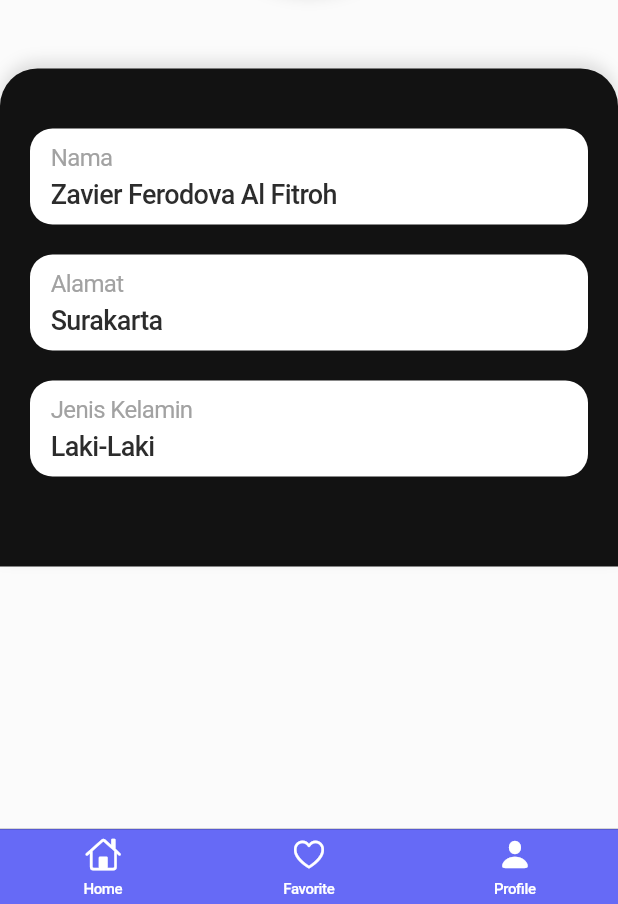
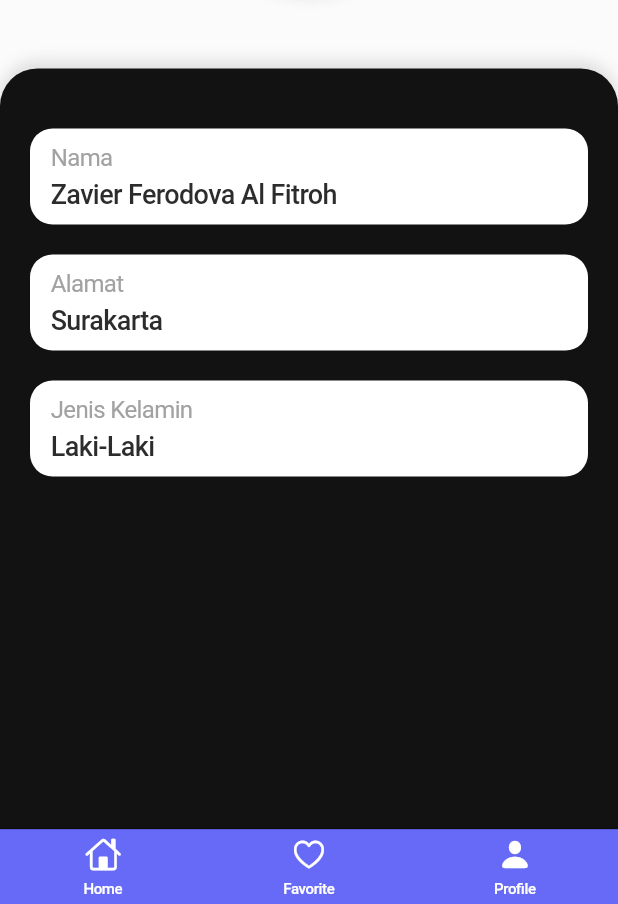
Before and after one commit to zavierferodova/Flutter-Store-App, a Flutter app: the screen it shows after launch, item 3 of the bottom bar chosen, on a phone screen of 412 x 824 dp, the part 332-1236 px from its top. Run offline on Flutter 3.47's test engine with Material 2 defaults, Android fonts, the phone set to English and light mode, and no system bars; our stand-ins replace dotted_line, google_fonts.

Commit message:
Update packages and fix profile fragment

```diff
--- a/lib/main.dart
+++ b/lib/main.dart
@@ -2,13 +2,15 @@ import 'package:flutter/cupertino.dart';
 import 'package:store_app/views/home/home.dart';
 
 void main() {
-  runApp(MyApp());
+  runApp(const MyApp());
 }
 
 class MyApp extends StatelessWidget {
+  const MyApp({super.key});
+
   @override
   Widget build(BuildContext context) {
-    return CupertinoApp(
+    return const CupertinoApp(
       title: 'Store App',
       theme: CupertinoThemeData(
           scaffoldBackgroundColor: Color(0xfffbfbfb)
--- a/lib/models/cart_model.dart
+++ b/lib/models/cart_model.dart
@@ -1,6 +1,7 @@
 import 'package:store_app/models/product_model.dart';
 
 class CartModel extends ProductModel {
+  @override
   bool isFavorite;
   int selectedSize;
   int ammounts;
--- a/lib/views/home/home.dart
+++ b/lib/views/home/home.dart
@@ -8,6 +8,8 @@ import 'package:store_app/views/home/profile_fragment.dart';
 import 'package:store_app/data/products_dataset.dart';
 
 class Home extends StatefulWidget {
+  const Home({super.key});
+
   @override
   _HomeState createState() => _HomeState();
 }
@@ -33,17 +35,17 @@ class _HomeState extends State<Home> {
           },
           onCartAdded: (CartModel addedCart) {
             setState(() {
-              Function isProductOnCart = () {
+              isProductOnCart() {
                 bool isOnCart = false;
 
-                _cartProducts.forEach((product) {
+                for (var product in _cartProducts) {
                   if (product.id == addedCart.id)  {
                     isOnCart = true;
                   }
-                });
+                }
 
                 return isOnCart;
-              };
+              }
 
               if (isProductOnCart()) {
                 _cartProducts = _cartProducts.map((product) {
@@ -74,11 +76,11 @@ class _HomeState extends State<Home> {
             setState(() {
               bool isOnCart = false;
 
-              _cartProducts.forEach((product) {
+              for (var product in _cartProducts) {
                 if (product.id == addedCart.id)  {
                   isOnCart = true;
                 }
-              });
+              }
 
               if (isOnCart) {
                 _cartProducts = _cartProducts.map((product) {
@@ -96,7 +98,7 @@ class _HomeState extends State<Home> {
         );
         break;
       case 2:
-        fragment = ProfileFragment();
+        fragment = const ProfileFragment();
         break;
     }
 
@@ -110,9 +112,9 @@ class _HomeState extends State<Home> {
         tabBar: CupertinoTabBar(
           activeColor: Colors.white,
           inactiveColor: Colors.white,
-          backgroundColor: Color(0xff666AF6),
+          backgroundColor: const Color(0xff666AF6),
           iconSize: 24.0,
-          items: [
+          items: const [
             BottomNavigationBarItem(
               activeIcon: Icon(CupertinoIcons.house_fill),
               icon: Icon(CupertinoIcons.home),
--- a/lib/views/home/profile_fragment.dart
+++ b/lib/views/home/profile_fragment.dart
@@ -3,86 +3,69 @@ import 'package:flutter/material.dart';
 import 'package:google_fonts/google_fonts.dart';
 
 class ProfileFragment extends StatelessWidget {
+  const ProfileFragment({super.key});
+
   @override
   Widget build(BuildContext context) {
     return CupertinoPageScaffold(
         child: SafeArea(
-        child: Container(
             child: Column(
       crossAxisAlignment: CrossAxisAlignment.stretch,
-            children: [
-              heading(),
-              body()
-            ],
-          )
-        )
-      )
-    );
+      children: [heading(), body(context)],
+    )));
   }
 
   Widget heading() {
-    return Text(
-      'Profil',
+    return Text('Profil',
         textAlign: TextAlign.center,
-      style: GoogleFonts.sourceSansPro(
+        style: GoogleFonts.sourceSans3(
             fontSize: 30.0,
             fontWeight: FontWeight.bold,
-        color: Color(0xff404040)
-      )
-    );
+            color: const Color(0xff404040)));
   }
 
-  Widget body() {
+  Widget body(context) {
     return Expanded(
         child: SingleChildScrollView(
-        child: Column(
-          children: [
-            SizedBox(height: 14.0),
+            child: SizedBox(
+                height: MediaQuery.of(context).size.height,
+                child: Column(children: [
+                  const SizedBox(height: 14.0),
                   Container(
-              margin: EdgeInsets.only(top: 10.0),
+                      margin: const EdgeInsets.only(top: 10.0),
                       alignment: Alignment.center,
                       child: Container(
                           width: 150,
                           height: 150,
                           decoration: BoxDecoration(
-                  color: Color(0xffd5d5d5),
+                              color: const Color(0xffd5d5d5),
                               borderRadius: BorderRadius.circular(100.0),
-                  boxShadow: [
+                              boxShadow: const [
                                 BoxShadow(
                                     color: Color(0xffdedede),
                                     offset: Offset(0, 2.0),
-                      blurRadius: 8.0
-                    )
+                                    blurRadius: 8.0)
                               ],
-                  image: DecorationImage(
-                    image: AssetImage('images/developer_logo.png'),
-                    fit: BoxFit.cover
-                  )
-                )
-              )
-            ),
-            SizedBox(height: 50.0),
-            Container(
-              padding: EdgeInsets.only(
-                left: 20.0,
-                right: 20.0,
-                top: 40.0,
-                bottom: 40.0
-              ),
-              decoration: BoxDecoration(
+                              image: const DecorationImage(
+                                  image:
+                                      AssetImage('images/developer_logo.png'),
+                                  fit: BoxFit.cover)))),
+                  const SizedBox(height: 50.0),
+                  Expanded(
+                      child: Container(
+                          padding: const EdgeInsets.only(
+                              left: 20.0, right: 20.0, top: 40.0, bottom: 40.0),
+                          decoration: const BoxDecoration(
                               color: Color(0xff121212),
                               borderRadius: BorderRadius.only(
                                   topLeft: Radius.circular(25.0),
-                  topRight: Radius.circular(25.0)
-                ),
+                                  topRight: Radius.circular(25.0)),
                               boxShadow: [
                                 BoxShadow(
                                     color: Color(0xffdedede),
                                     offset: Offset(0, -5.0),
-                    blurRadius: 8.0
-                  )
-                ]
-              ),
+                                    blurRadius: 8.0)
+                              ]),
                           child: Column(
                             crossAxisAlignment: CrossAxisAlignment.stretch,
                             children: [
@@ -90,48 +73,32 @@ class ProfileFragment extends StatelessWidget {
                               itemProfile('Alamat', 'Surakarta'),
                               itemProfile('Jenis Kelamin', 'Laki-Laki'),
                             ],
-              )
-            )
-          ]
-        )
-      )
-    );
+                          )))
+                ]))));
   }
 
   Widget itemProfile(String label, String body) {
     return Container(
-      margin: EdgeInsets.only(bottom: 20.0),
-      padding: EdgeInsets.only(
-        top: 10.0,
-        bottom: 10.0,
-        left: 14.0,
-        right: 14.0
-      ),
+        margin: const EdgeInsets.only(bottom: 20.0),
+        padding: const EdgeInsets.only(
+            top: 10.0, bottom: 10.0, left: 14.0, right: 14.0),
         decoration: BoxDecoration(
-        borderRadius: BorderRadius.circular(15.0),
-        color: Colors.white
-      ),
-      child: Column(
-        crossAxisAlignment: CrossAxisAlignment.stretch,
-        children: [
+            borderRadius: BorderRadius.circular(15.0), color: Colors.white),
+        child:
+            Column(crossAxisAlignment: CrossAxisAlignment.stretch, children: [
           Text(
             label,
             style: GoogleFonts.roboto(
-              fontSize: 16.0,
-              color: Color(0xffa2a2a2)
+                fontSize: 16.0, color: const Color(0xffa2a2a2)),
           ),
-          ),
-          SizedBox(height: 4),
+          const SizedBox(height: 4),
           Text(
             body,
             style: GoogleFonts.roboto(
                 fontSize: 18.0,
                 fontWeight: FontWeight.w500,
-              color: Color(0xff2c2c2c)
-            ),
+                color: const Color(0xff2c2c2c)),
           )
-        ]
-      )
-    );
+        ]));
   }
 }
--- a/pubspec.yaml
+++ b/pubspec.yaml
@@ -34,7 +34,7 @@ dependencies:
   # The following adds the Cupertino Icons font to your application.
   # Use with the CupertinoIcons class for iOS style icons.
   cupertino_icons: ^1.0.2
-  google_fonts: ^3.0.1
+  google_fonts: ^6.1.0
   dotted_line: ^3.1.0
 
 dev_dependencies:
@@ -46,7 +46,7 @@ dev_dependencies:
   # activated in the `analysis_options.yaml` file located at the root of your
   # package. See that file for information about deactivating specific lint
   # rules and activating additional ones.
-  flutter_lints: ^2.0.0
+  flutter_lints: ^3.0.1
 
 # For information on the generic Dart part of this file, see the
 # following page: https://dart.dev/tools/pub/pubspec
```
Also changed, not shown: lib/components/cart_item.dart (+22 -22 lines), lib/components/favorite_item.dart (+9 -9 lines), lib/components/shop_item.dart (+8 -8 lines), lib/views/cart_products.dart (+19 -19 lines), lib/views/detail_product.dart (+53 -53 lines), lib/views/home/favorite_fragment.dart (+6 -6 lines), lib/views/home/home_fragment.dart (+11 -11 lines), pubspec.lock, 35 other files. Lines whose indentation alone changed are shown as unchanged.
